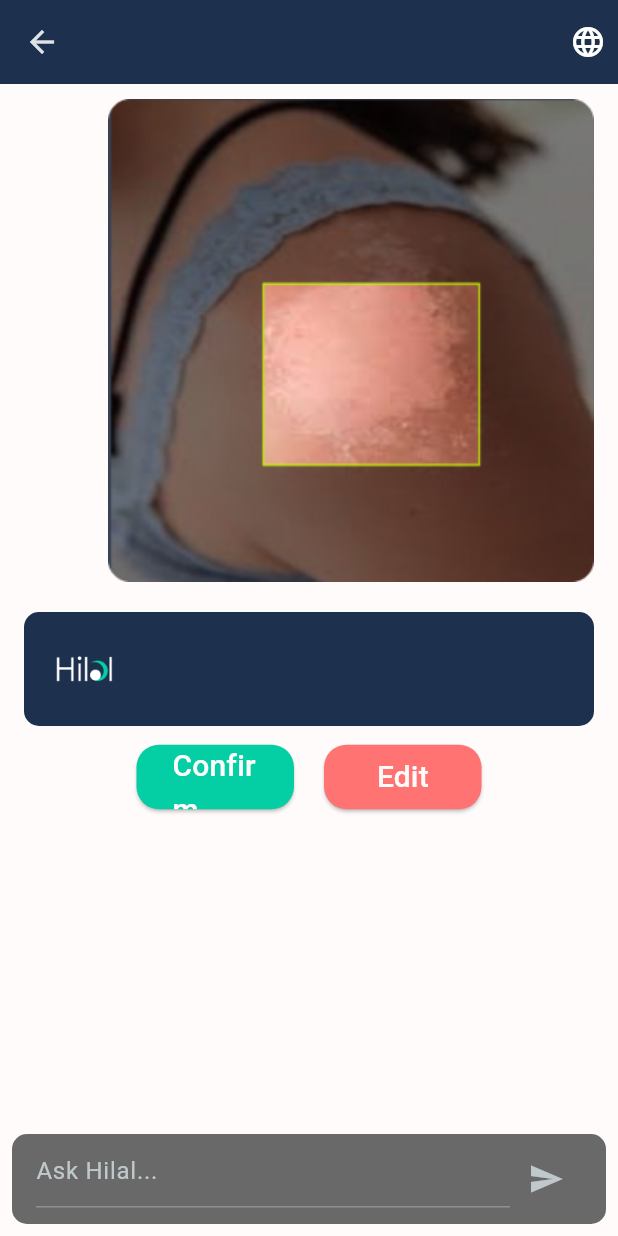
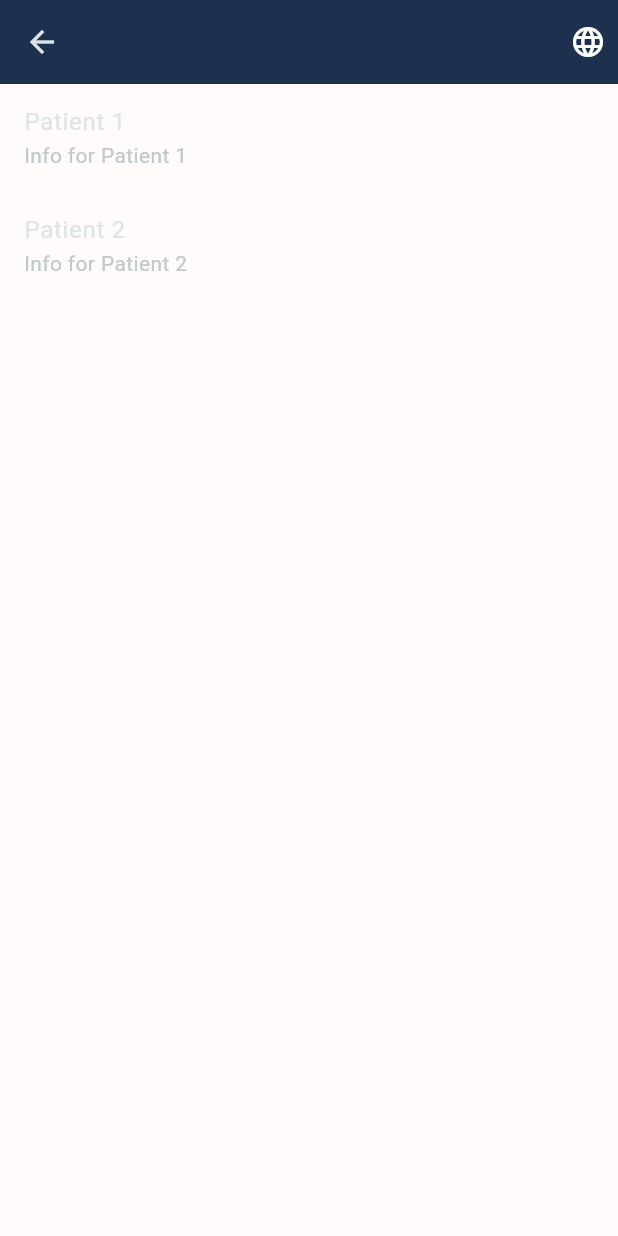
Before and after one commit to SaraElwatany/Hilal-A-Skin-Burn-Severity-Assessment-Mobile-Application-Deployed-Version, a Flutter app: the LoginPage screen opened directly, after a tap on "Next", after a tap on "Continue as a doctor", on a phone screen of 412 x 824 dp. Run offline on Flutter 3.47's test engine with Material 3 defaults, Android fonts, the phone set to English and light mode, and no system bars; our stand-ins replace image_cropper, image_picker, permission_handler; generated files the repository leaves out were written again.

Commit message:
Patient list

```diff
--- /dev/null
+++ b/gp_app/lib/models/patient_list.dart
@@ -0,0 +1,6 @@
+class Patient {
+  final String name;
+  final String info;
+
+  Patient({required this.name, required this.info});
+}
--- /dev/null
+++ b/gp_app/lib/screens/doctor_profile.dart
@@ -0,0 +1,37 @@
+import 'package:flutter/material.dart';
+import 'package:gp_app/Data/doctor_msg.dart';
+import 'package:gp_app/generated/l10n.dart';
+import 'package:gp_app/widgets/localization_icon.dart';
+import 'package:gp_app/models/patient_list.dart';
+import 'package:gp_app/widgets/patients_list.dart';
+
+class DocterProfile extends StatefulWidget {
+  const DocterProfile({Key? key}) : super(key: key);
+
+  @override
+  State<DocterProfile> createState() => DocterProfileState();
+}
+
+class DocterProfileState extends State<DocterProfile> {
+  // Sample list of patients
+  List<Patient> patients = [
+    Patient(name: 'Patient 1', info: 'Info for Patient 1'),
+    Patient(name: 'Patient 2', info: 'Info for Patient 2'),
+    // Add more patients as needed
+  ];
+
+  @override
+  Widget build(BuildContext context) {
+    return Scaffold(
+      appBar: const LocalizationIcon(),
+      body: ListView.builder(
+        itemCount: patients.length,
+        itemBuilder: (BuildContext context, int index) {
+          return PatientList(
+            patient: patients[index],
+          );
+        },
+      ),
+    );
+  }
+}
--- a/gp_app/lib/screens/login_screen.dart
+++ b/gp_app/lib/screens/login_screen.dart
@@ -2,8 +2,7 @@ import 'package:flutter/material.dart';
 // import 'package:gp_app/classes/language.dart';
 import 'package:gp_app/generated/l10n.dart';
 import 'package:gp_app/models/user_info.dart';
-import 'package:gp_app/screens/doctor_model_screen.dart';
-// import 'package:gp_app/main.dart';
+import 'package:gp_app/screens/doctor_profile.dart';
 import 'package:gp_app/screens/main_page.dart';
 import 'package:gp_app/screens/signup_screen.dart';
 import 'package:gp_app/widgets/localization_icon.dart';
@@ -238,20 +237,18 @@ class _LoginPageState extends State<LoginPage> {
                           ),
                         ),
                       ),
-                       const SizedBox(height: 20,),
-                        ElevatedButton(
-                        onPressed: (){
-                          Navigator.of(context)
-                          .push(MaterialPageRoute(builder:
-                           (ctx) => const DocterModelChat ()));
+                      const SizedBox(
+                        height: 20,
+                      ),
+                      ElevatedButton(
+                        onPressed: () {
+                          Navigator.of(context).push(MaterialPageRoute(
+                              builder: (ctx) => const DocterProfile()));
                         },
                         style: ElevatedButton.styleFrom(
                             shape: RoundedRectangleBorder(
                                 borderRadius: BorderRadius.circular(15)),
-                            fixedSize: const Size(210, 60)
-                            )
-                            ,
-
+                            fixedSize: const Size(210, 60)),
                         child: Text(
                           S.of(context).asdoctor,
                           style: const TextStyle(
--- /dev/null
+++ b/gp_app/lib/widgets/patients_list.dart
@@ -0,0 +1,55 @@
+import 'package:flutter/material.dart';
+import 'package:gp_app/Data/doctor_msg.dart';
+import 'package:gp_app/generated/l10n.dart';
+import 'package:gp_app/widgets/localization_icon.dart';
+import 'package:gp_app/screens/doctor_model_screen.dart';
+import 'package:gp_app/models/patient_list.dart';
+
+class PatientList extends StatefulWidget {
+  final Patient patient;
+
+  const PatientList({
+    Key? key,
+    required this.patient,
+  }) : super(key: key);
+
+  @override
+  _PatientListState createState() => _PatientListState();
+}
+
+class _PatientListState extends State<PatientList> {
+  bool _isHovered = false;
+
+  @override
+  Widget build(BuildContext context) {
+    return MouseRegion(
+      onEnter: (_) {
+        setState(() {
+          _isHovered = true;
+        });
+      },
+      onExit: (_) {
+        setState(() {
+          _isHovered = false;
+        });
+      },
+      child: InkWell(
+        onTap: () {
+          Navigator.push(
+            context,
+            MaterialPageRoute(
+              builder: (ctx) => const DocterModelChat(),
+            ),
+          );
+        },
+        child: Container(
+          color: _isHovered ? Colors.grey.withOpacity(0.5) : Colors.transparent,
+          child: ListTile(
+            title: Text(widget.patient.name),
+            subtitle: Text(widget.patient.info),
+          ),
+        ),
+      ),
+    );
+  }
+}
```
Also changed, not shown: gp_app/lib/screens/doctor_model_screen.dart (+7 -13 lines), 5 other files.
